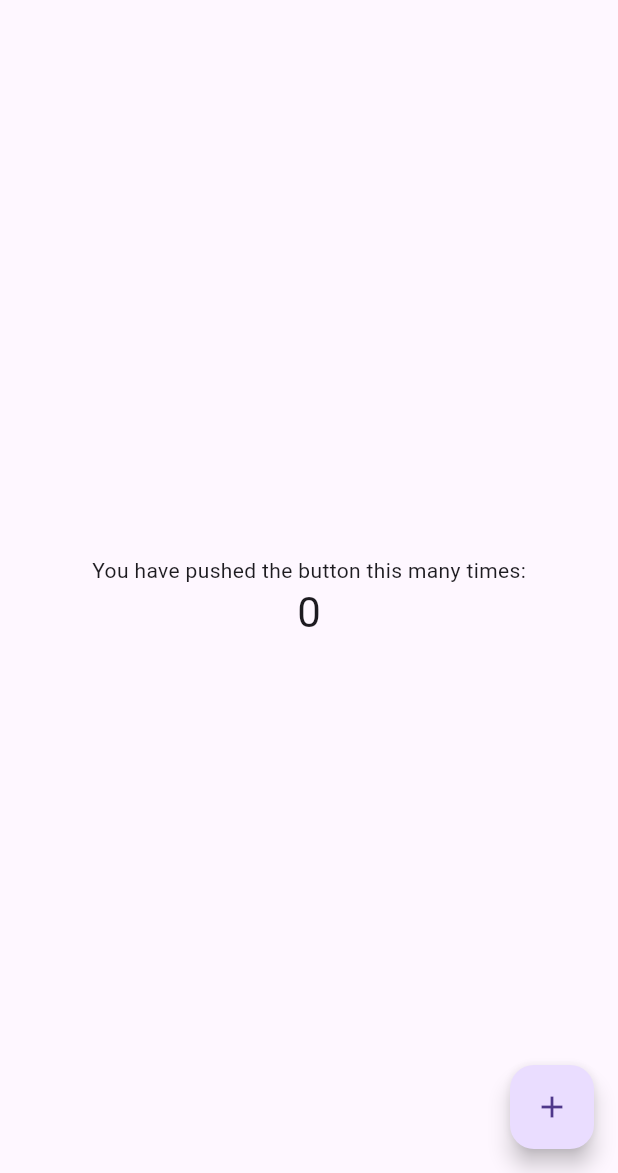
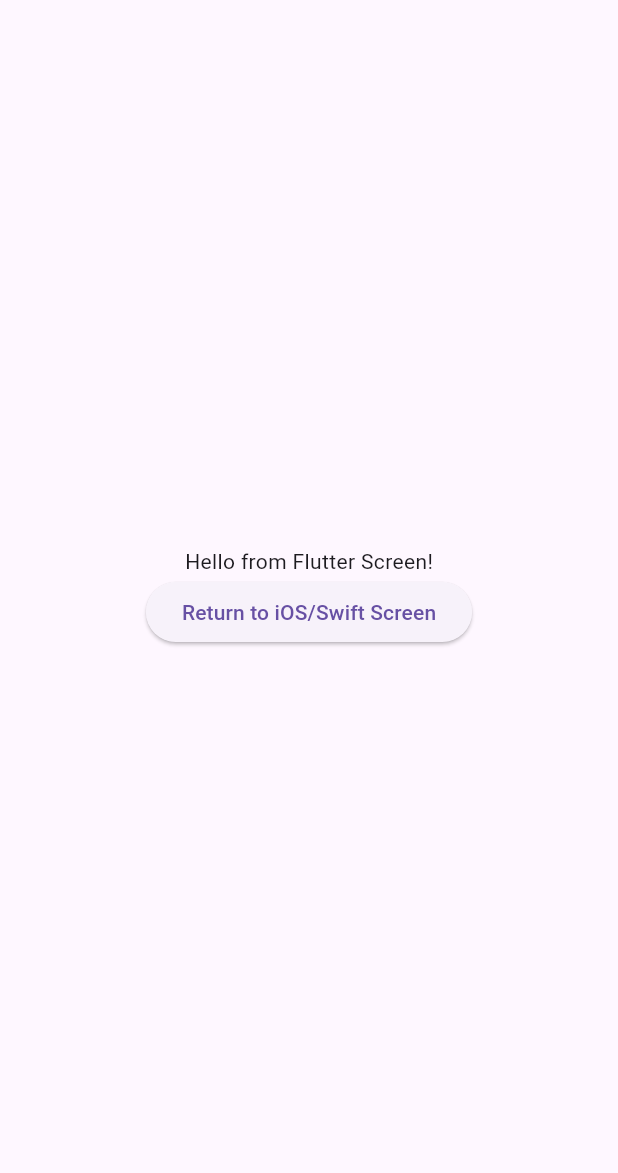
Before and after one commit to lrchere/FlutterAddToApp-iOS, a Flutter app: the screen it shows after launch, on a phone screen of 412 x 824 dp, the part 63-1236 px from its top. Run offline on Flutter 3.47's test engine with Material 3 defaults, Android fonts, the phone set to English and light mode, and no system bars.

Commit message:
Add button to flutter screen return to iOS/Swift code

```diff
--- a/simple_flutter_module/lib/main.dart
+++ b/simple_flutter_module/lib/main.dart
@@ -1,4 +1,5 @@
 import 'package:flutter/material.dart';
+import 'package:flutter/services.dart';
 
 void main() => runApp(const MyApp());
 
@@ -9,6 +10,7 @@ class MyApp extends StatelessWidget {
   @override
   Widget build(BuildContext context) {
     return MaterialApp(
+      debugShowCheckedModeBanner: false,
       title: 'Flutter Demo',
       theme: ThemeData(
         // This is the theme of your application.
@@ -45,19 +47,6 @@ class MyHomePage extends StatefulWidget {
 }
 
 class _MyHomePageState extends State<MyHomePage> {
-  int _counter = 0;
-
-  void _incrementCounter() {
-    setState(() {
-      // This call to setState tells the Flutter framework that something has
-      // changed in this State, which causes it to rerun the build method below
-      // so that the display can reflect the updated values. If we changed
-      // _counter without calling setState(), then the build method would not be
-      // called again, and so nothing would appear to happen.
-      _counter++;
-    });
-  }
-
   @override
   Widget build(BuildContext context) {
     // This method is rerun every time setState is called, for instance as done
@@ -68,45 +57,24 @@ class _MyHomePageState extends State<MyHomePage> {
     // than having to individually change instances of widgets.
     return Scaffold(
       appBar: AppBar(
-        // Here we take the value from the MyHomePage object that was created by
-        // the App.build method, and use it to set our appbar title.
         title: Text(widget.title),
       ),
       body: Center(
-        // Center is a layout widget. It takes a single child and positions it
-        // in the middle of the parent.
         child: Column(
-          // Column is also a layout widget. It takes a list of children and
-          // arranges them vertically. By default, it sizes itself to fit its
-          // children horizontally, and tries to be as tall as its parent.
-          //
-          // Invoke "debug painting" (press "p" in the console, choose the
-          // "Toggle Debug Paint" action from the Flutter Inspector in Android
-          // Studio, or the "Toggle Debug Paint" command in Visual Studio Code)
-          // to see the wireframe for each widget.
-          //
-          // Column has various properties to control how it sizes itself and
-          // how it positions its children. Here we use mainAxisAlignment to
-          // center the children vertically; the main axis here is the vertical
-          // axis because Columns are vertical (the cross axis would be
-          // horizontal).
           mainAxisAlignment: MainAxisAlignment.center,
           children: <Widget>[
             const Text(
-              'You have pushed the button this many times:',
+              'Hello from Flutter Screen!',
             ),
-            Text(
-              '$_counter',
-              style: Theme.of(context).textTheme.headlineMedium,
-            ),
+            ElevatedButton(
+              onPressed: () {
+                SystemNavigator.pop(animated: true);
+              },
+              child: const Text("Return to iOS/Swift Screen"),
+            )
           ],
         ),
       ),
-      floatingActionButton: FloatingActionButton(
-        onPressed: _incrementCounter,
-        tooltip: 'Increment',
-        child: const Icon(Icons.add),
-      ), // This trailing comma makes auto-formatting nicer for build methods.
     );
   }
 }
```
